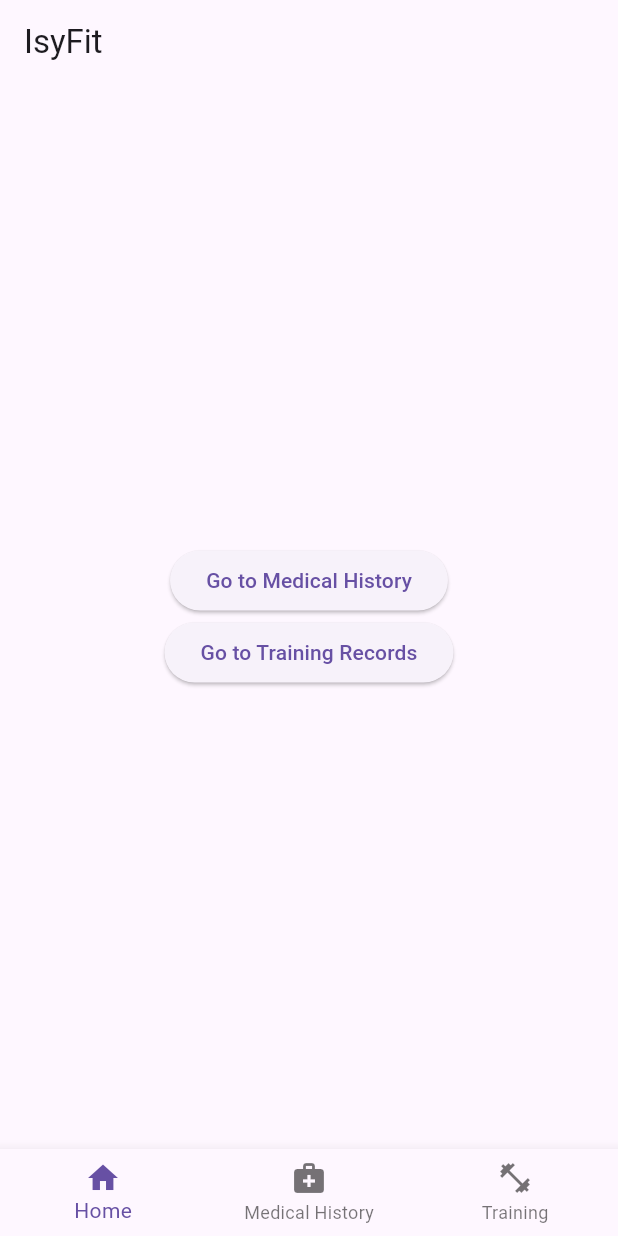
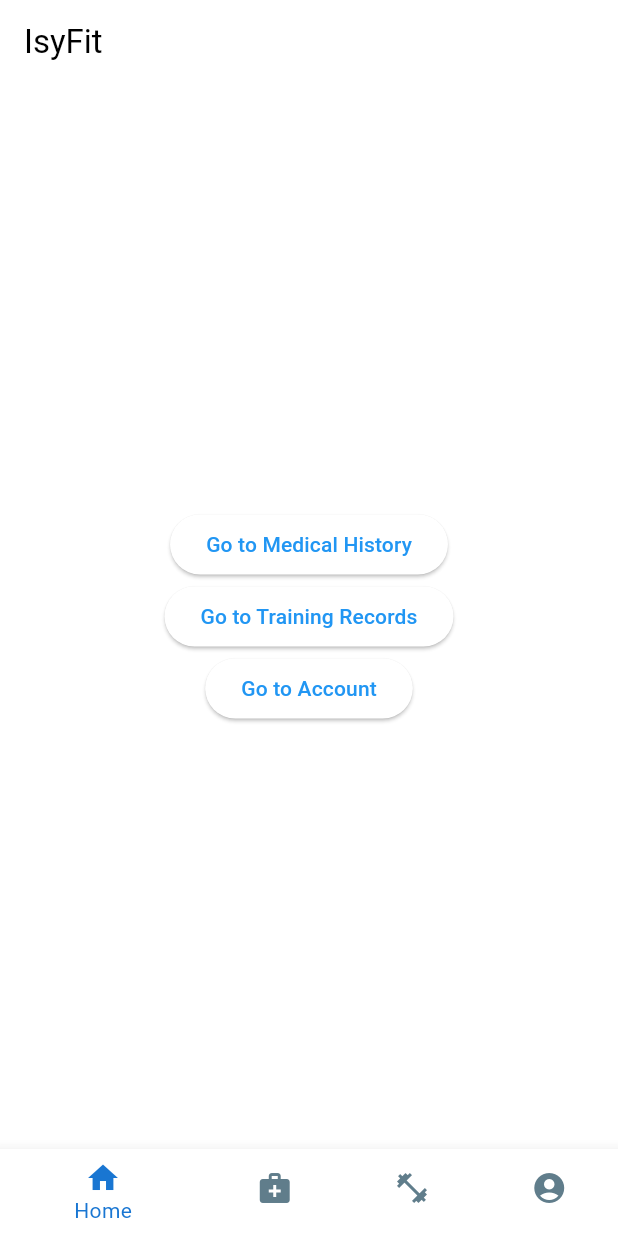
Before and after one commit to PedemonteGiacomo/ISYFIT, a Flutter app: the screen it shows after launch, on a phone screen of 412 x 824 dp. Run offline on Flutter 3.47's test engine with Material 3 defaults, Android fonts, the phone set to English and light mode, and no system bars.

```diff
--- a/lib/main.dart
+++ b/lib/main.dart
@@ -2,6 +2,7 @@ import 'package:flutter/material.dart';
 import 'screens/home_screen.dart';
 import 'screens/medical_history_screen.dart';
 import 'screens/training_records_screen.dart';
+import 'screens/account_screen.dart';
 import 'widgets/navigation_bar.dart' as navbar;
 
 void main() {
@@ -14,7 +15,14 @@ class IsyFitApp extends StatelessWidget {
     return MaterialApp(
       title: 'IsyFit',
       theme: ThemeData(
+        primaryColor: Colors.blue,
+        primaryColorDark: Colors.blue[700],
+        primaryColorLight: Colors.blue[100],
         primarySwatch: Colors.blue,
+        colorScheme: ColorScheme.fromSwatch().copyWith(
+          secondary: Colors.blueGrey, // Set the secondary color
+          onPrimary: Colors.white, // Color for text/icons on primary
+        ),
       ),
       home: MainLayout(),
     );
@@ -33,6 +41,7 @@ class _MainLayoutState extends State<MainLayout> {
     HomeScreen(),
     MedicalHistoryScreen(),
     TrainingRecordsScreen(),
+    AccountScreen(),
   ];
 
   @override
--- a/lib/screens/home_Screen.dart
+++ b/lib/screens/home_Screen.dart
@@ -1,6 +1,7 @@
 import 'package:flutter/material.dart';
 import 'medical_history_screen.dart';
 import 'training_records_screen.dart';
+import 'account_screen.dart';
 
 class HomeScreen extends StatelessWidget {
   @override
@@ -27,6 +28,15 @@ class HomeScreen extends StatelessWidget {
             },
             child: Text('Go to Training Records'),
           ),
+          ElevatedButton(
+            onPressed: () {
+              Navigator.push(
+                context,
+                MaterialPageRoute(builder: (context) => AccountScreen()),
+              );
+            },
+            child: Text('Go to Account'),
+          ),
         ],
       ),
     );
--- a/lib/widgets/navigation_bar.dart
+++ b/lib/widgets/navigation_bar.dart
@@ -11,6 +11,9 @@ class NavigationBar extends StatelessWidget {
     return BottomNavigationBar(
       currentIndex: currentIndex,
       onTap: onIndexChanged,
+      backgroundColor: Theme.of(context).primaryColorLight, // Use primary color
+      selectedItemColor: Theme.of(context).primaryColorDark, // Use secondary color
+      unselectedItemColor: Theme.of(context).colorScheme.secondary, // Use primary color dark
       items: const [
         BottomNavigationBarItem(
           icon: Icon(Icons.home),
@@ -24,6 +27,10 @@ class NavigationBar extends StatelessWidget {
           icon: Icon(Icons.fitness_center),
           label: 'Training',
         ),
+        BottomNavigationBarItem(
+          icon: Icon(Icons.account_circle_rounded),
+          label: 'Account',
+        ),
       ],
     );
   }
```
Also changed, not shown: lib/screens/account_screen.dart (added, +40 -0 lines).
